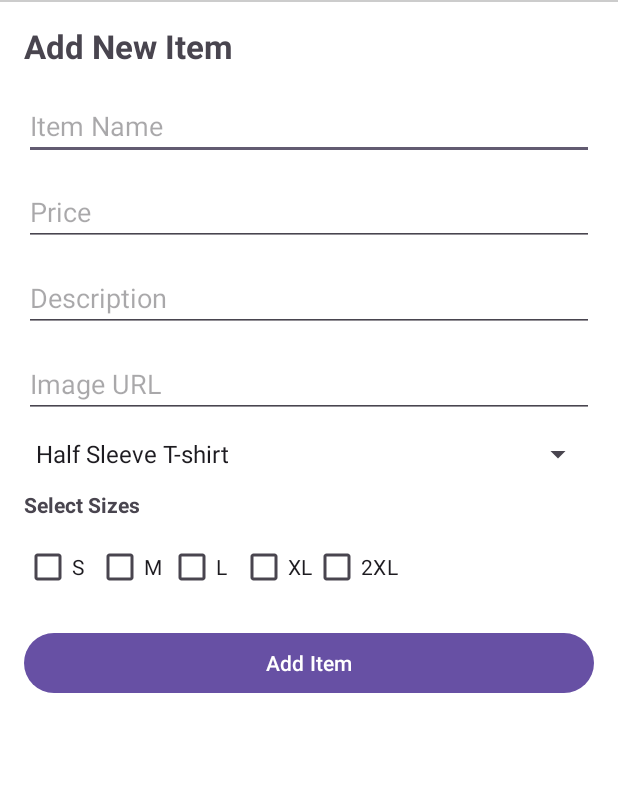
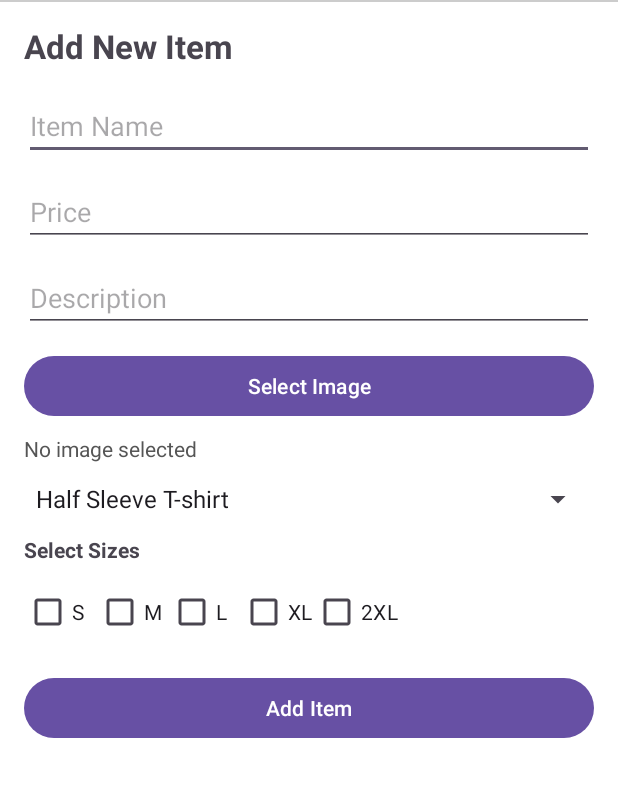
Before and after one commit to sazzad1620/Fabrino, an Android app: the AdminActivity screen opened directly, with no data from a screen before it, on a phone screen of 412 x 824 dp, the part 90-887 px from its top. Run offline under Robolectric (Android 15) with nearby library versions, the phone set to English and light mode, and no system bars; our stand-ins replace Firebase (no records; nobody signed in at launch, a user with empty details on screens opened directly); Roboto replaces fonts that are not available here.

Commit message:
Image upload working, create done

```diff
--- a/app/build.gradle.kts
+++ b/app/build.gradle.kts
@@ -59,6 +59,10 @@ dependencies {
     implementation("org.jetbrains.kotlinx:kotlinx-coroutines-android:1.7.3")
     implementation("org.jetbrains.kotlinx:kotlinx-coroutines-play-services:1.7.3")
 
+    implementation ("com.squareup.okhttp3:okhttp:4.10.0")
+    implementation ("com.squareup.okio:okio:3.4.0")
+    implementation ("com.squareup.okhttp3:logging-interceptor:4.10.0")
+
     testImplementation("junit:junit:4.13.2")
     androidTestImplementation("androidx.test.ext:junit:1.1.5")
     androidTestImplementation("androidx.test.espresso:espresso-core:3.5.1")
--- a/app/src/main/res/layout/activity_admin.xml
+++ b/app/src/main/res/layout/activity_admin.xml
@@ -133,13 +133,22 @@
                 android:inputType="textMultiLine"
                 android:layout_marginBottom="12dp"/>
 
-            <!-- Image URL -->
-            <EditText
-                android:id="@+id/etImageUrl"
+
+
+            <!-- Select Image -->
+            <Button
+                android:id="@+id/btnSelectImage"
                 android:layout_width="match_parent"
                 android:layout_height="wrap_content"
-                android:hint="Image URL"
-                android:inputType="textUri"
+                android:text="Select Image"
+                android:layout_marginBottom="8dp"/>
+
+            <TextView
+                android:id="@+id/tvSelectedImage"
+                android:layout_width="match_parent"
+                android:layout_height="wrap_content"
+                android:text="No image selected"
+                android:textColor="#555555"
                 android:layout_marginBottom="12dp"/>
 
             <!-- Category Dropdown -->
```
Also changed, not shown: app/src/main/java/com/example/fabrinoproject/AdminActivity.kt (+84 -21 lines).
